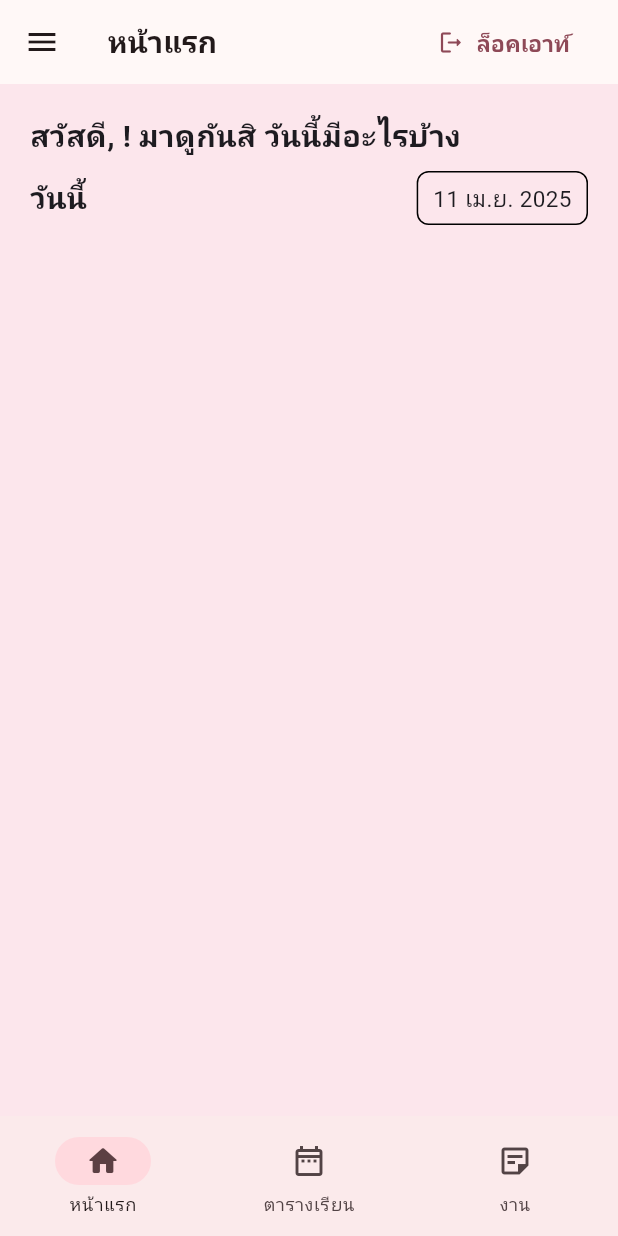
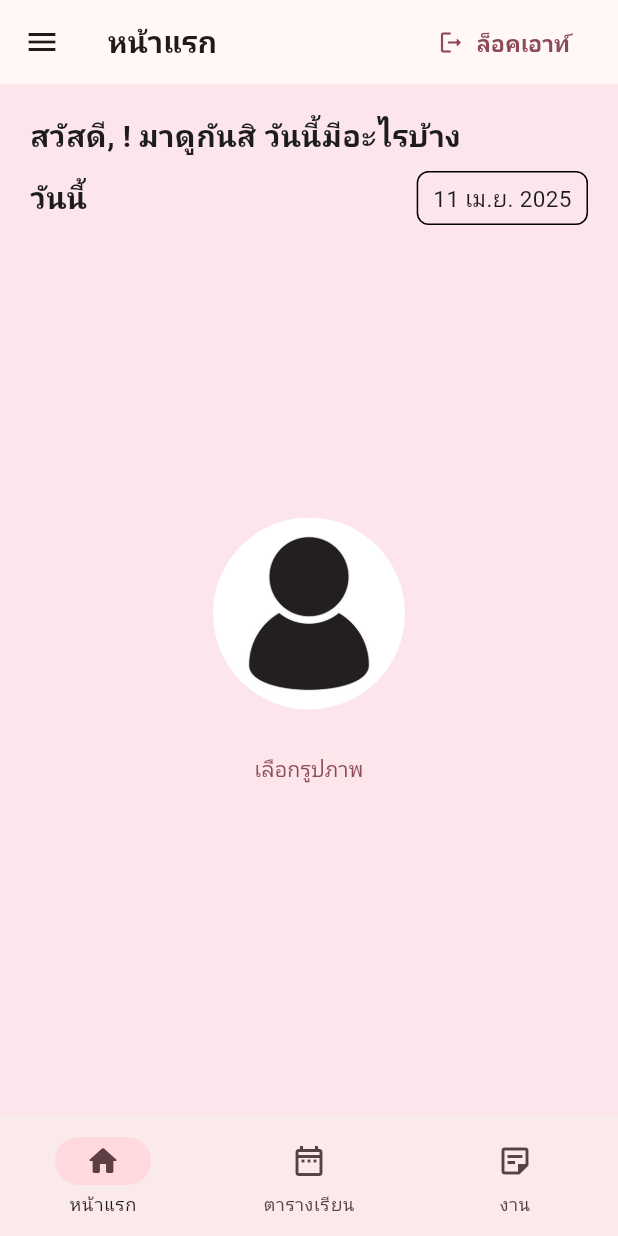
Before and after one commit to cybloxboi/School-Day, a Flutter app: the screen it shows once a user with an empty profile is signed in, on a phone screen of 412 x 824 dp. Run offline on Flutter 3.47's test engine with Material 3 defaults, Android fonts, the phone set to English and light mode, and no system bars; our stand-ins replace cloud_firestore, file_picker, firebase_auth, firebase_core, flutter_local_notifications, flutter_timezone and 8 more; accounts and stored records are empty; project files that could hold a hidden picture were left out.

Commit message:
Add profile image component with image selection and cropping functionality; update dependencies for file picking and Firebase storage

```diff
--- /dev/null
+++ b/lib/components/profile/profile_image.dart
@@ -0,0 +1,81 @@
+import 'dart:typed_data';
+import 'dart:io';
+
+import 'package:flutter/foundation.dart' show kIsWeb;
+import 'package:flutter/material.dart';
+import 'package:image_cropper/image_cropper.dart';
+import 'package:school_day/services/image/image_helper.dart';
+
+class ProfileImage extends StatefulWidget {
+  const ProfileImage({super.key});
+
+  @override
+  State<ProfileImage> createState() => _ProfileImageState();
+}
+
+class _ProfileImageState extends State<ProfileImage> {
+  File? _imageFile;
+  Uint8List? _webImageBytes;
+  final ImageHelper _imageHelper = ImageHelper();
+
+  @override
+  Widget build(BuildContext context) {
+    ImageProvider imageProvider;
+
+    if (kIsWeb && _webImageBytes != null) {
+      imageProvider = MemoryImage(_webImageBytes!);
+    } else if (!kIsWeb && _imageFile != null) {
+      imageProvider = FileImage(_imageFile!);
+    } else {
+      imageProvider = const AssetImage('assets/images/blank_profile.jpg');
+    }
+
+    return Column(
+      mainAxisSize: MainAxisSize.min,
+      children: [
+        Center(
+          child: FittedBox(
+            fit: BoxFit.contain,
+            child: CircleAvatar(
+              radius: 64,
+              backgroundImage: imageProvider,
+            ),
+          ),
+        ),
+        const SizedBox(height: 16),
+        TextButton(
+          onPressed: () async {
+            final picked = await _imageHelper.pickImage(multiple: false);
+
+            if (picked.isNotEmpty) {
+              final selected = picked.first;
+
+              if (!context.mounted) return;
+
+              final cropped = await _imageHelper.crop(
+                file: selected,
+                title: 'ครอบตัดรูปภาพโปรไฟล์',
+                cropStyle: CropStyle.circle,
+                context: context,
+              );
+
+              if (cropped != null) {
+                if (kIsWeb) {
+                  final bytes = await cropped.readAsBytes();
+                  setState(() {
+                    _webImageBytes = bytes;
+                  });
+                } else {
+                  setState(() {
+                    _imageFile = File(cropped.path);
+                  });
+                }
+              }
+            }
+          },
+          child: const Text('เลือกรูปภาพ'),
+        ),
+      ],
+    );
+  }
+}
--- a/lib/screens/home/home_page.dart
+++ b/lib/screens/home/home_page.dart
@@ -2,6 +2,7 @@ import 'package:cloud_firestore/cloud_firestore.dart';
 import 'package:firebase_auth/firebase_auth.dart';
 import 'package:flutter/foundation.dart';
 import 'package:flutter/material.dart';
+import 'package:school_day/components/profile/profile_image.dart';
 import 'package:school_day/services/notification/notification_service.dart';
 import 'package:school_day/services/database/user/user_document.dart';
 import 'package:school_day/styles/styles.dart';
@@ -134,9 +135,12 @@ class _HomePageState extends State<HomePage> {
                     today,
                     style: textTheme.bodySmall,
                   ),
-                )
+                ),
               ],
-            )
+            ),
+            const Spacer(),
+            const ProfileImage(),
+            const Spacer(),
           ],
         ),
       ),
--- a/pubspec.yaml
+++ b/pubspec.yaml
@@ -24,6 +24,9 @@ dependencies:
   intl: ^0.18.1
   image_picker: ^1.1.2
   image_cropper: ^9.1.0
+  image_picker_for_web: ^3.0.6
+  file_picker: ^10.1.0
+  firebase_storage: ^12.4.5
 
 dev_dependencies:
   flutter_test:
@@ -34,3 +37,4 @@ flutter:
   uses-material-design: true
   assets:
     - assets/animations/
+    - assets/images/
```
Also changed, not shown: lib/services/image/image_helper.dart (+72 -1 lines), assets/images/blank_profile.jpg (added), pubspec.lock.
